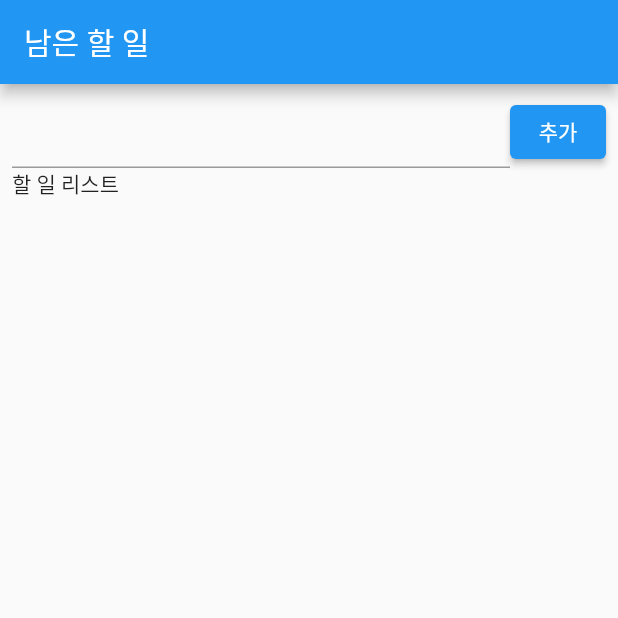
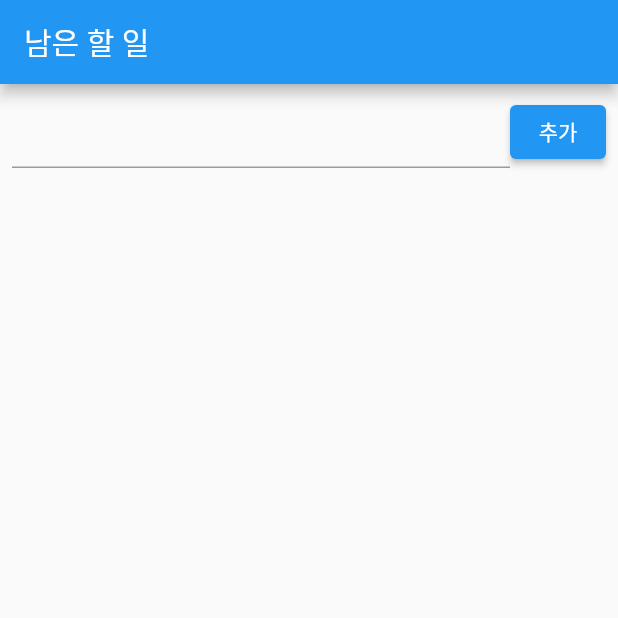
Before and after one commit to chihyeonWON/ToDo-Management, a Flutter app: the screen it shows after launch, on a phone screen of 412 x 824 dp, the top half of it. Run offline on Flutter 3.47's test engine with Material 2 defaults, Android fonts, the phone set to English and light mode, and no system bars.

```diff
--- a/lib/main.dart
+++ b/lib/main.dart
@@ -80,11 +80,9 @@ class _TodoListPageState extends State<TodoListPage> {
             ),
             Expanded(
               child:ListView(
-                children:<Widget>[
-                  Text('할 일 리스트'),
-                ],
-              )
-            )
+                children:_items.map((todo) => _buildItemWidget(todo)).toList(),
+              ),
+            ),
           ],
         )
       )
```
